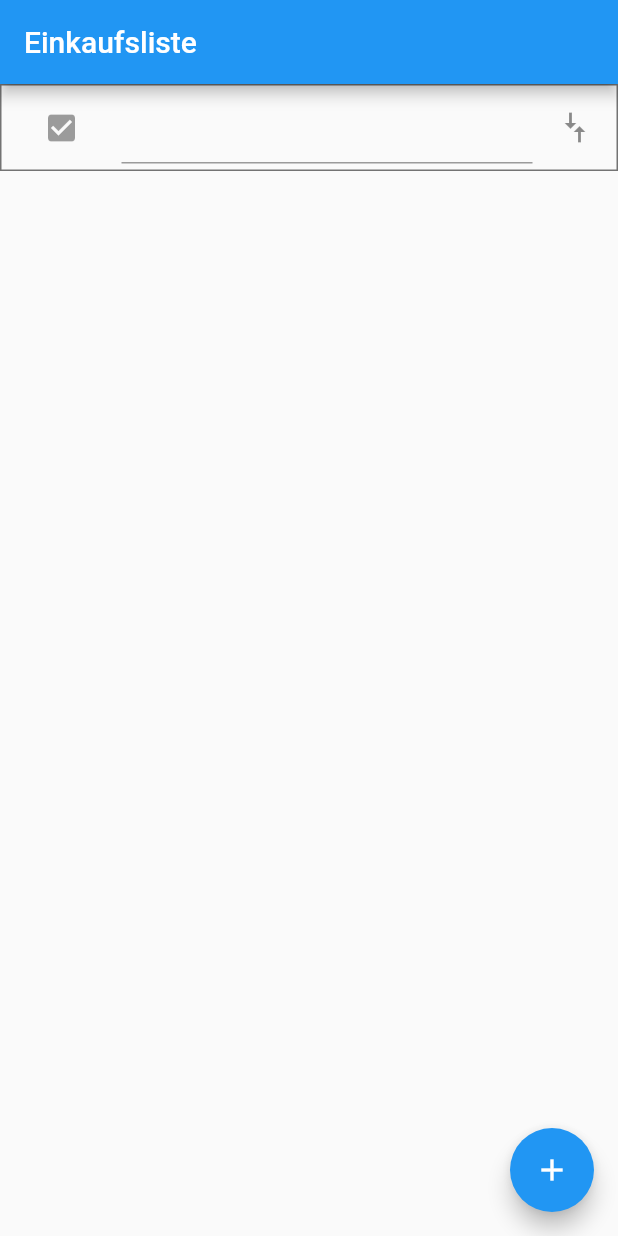
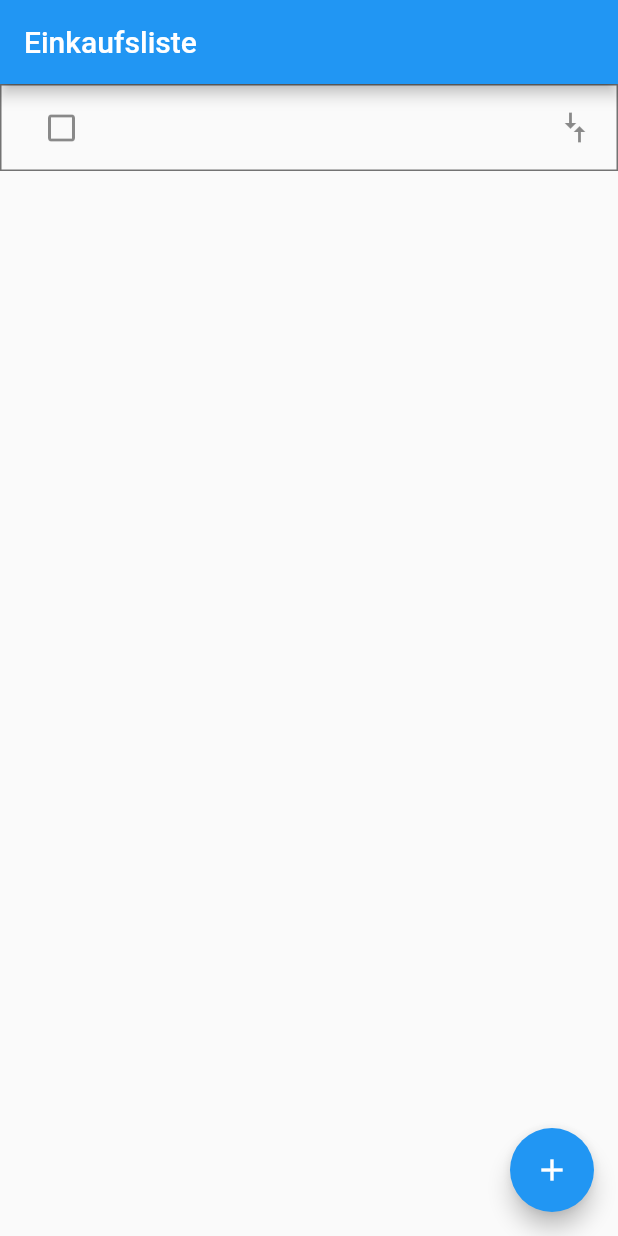
Before and after one commit to thomaszub/einkaufsliste, a Flutter app: the screen it shows after launch, after a tap on the "add" icon, on a phone screen of 412 x 824 dp. Run offline on Flutter 3.47's test engine with Material 2 defaults, Android fonts, the phone set to English and light mode, and no system bars.

Commit message:
Added clickable checkbox

```diff
--- /dev/null
+++ b/lib/check_widget.dart
@@ -0,0 +1,16 @@
+import 'package:flutter/material.dart';
+
+class CheckWidget extends StatelessWidget {
+  final bool done;
+
+  const CheckWidget(Key? key, this.done) : super(key: key);
+
+  @override
+  Widget build(BuildContext context) {
+    if (done) {
+      return const Icon(Icons.check_box);
+    } else {
+      return const Icon(Icons.check_box_outline_blank);
+    }
+  }
+}
--- a/lib/list_item_widget.dart
+++ b/lib/list_item_widget.dart
@@ -1,6 +1,7 @@
+import 'package:einkaufsliste/check_widget.dart';
 import 'package:einkaufsliste/list_item.dart';
+import 'package:einkaufsliste/move_icon.dart';
 import 'package:flutter/material.dart';
-import 'dart:math' as math;
 
 class ListItemWidget extends StatefulWidget {
   final ListItem _item;
@@ -29,23 +30,36 @@ class _ListItemWidgetState extends State<ListItemWidget> {
 
   @override
   Widget build(BuildContext context) {
+    Widget textWidget;
+    if (widget._item.done) {
+      textWidget = Text(_controller.text,
+          style: const TextStyle(decoration: TextDecoration.lineThrough));
+    } else {
+      textWidget = TextField(
+          controller: _controller,
+          decoration: null,
+          onSubmitted: (value) => {
+                setState(() {
+                  widget._callback(ListItem(widget._item.key, value));
+                })
+              });
+    }
+
     return Container(
         key: widget.key,
         decoration: BoxDecoration(border: Border.all(color: Colors.black54)),
         child: ListTile(
             key: widget.key,
             leading: IconButton(
-              icon: const Icon(Icons.check_box),
-              onPressed: null,
+              icon: CheckWidget(null, widget._item.done),
+              onPressed: () => {
+                setState(() {
+                  widget._item.done = !widget._item.done;
+                  widget._callback(widget._item);
+                })
+              },
             ),
-            //leading: const Icon(Icons.check_box_outline_blank),
-            title: TextField(
-              controller: _controller,
-              onSubmitted: (value) =>
-                  widget._callback(ListItem(widget._item.key, value)),
-            ),
-            trailing: Transform.rotate(
-                angle: 0.5 * math.pi,
-                child: const Icon(Icons.compare_arrows))));
+            title: textWidget,
+            trailing: const MoveIcon()));
   }
 }
--- /dev/null
+++ b/lib/move_icon.dart
@@ -0,0 +1,13 @@
+import 'package:flutter/material.dart';
+
+import 'dart:math' as math;
+
+class MoveIcon extends StatelessWidget {
+  const MoveIcon({Key? key}) : super(key: key);
+
+  @override
+  Widget build(BuildContext context) {
+    return Transform.rotate(
+        angle: 0.5 * math.pi, child: const Icon(Icons.compare_arrows));
+  }
+}
```
Also changed, not shown: 1 other file.
